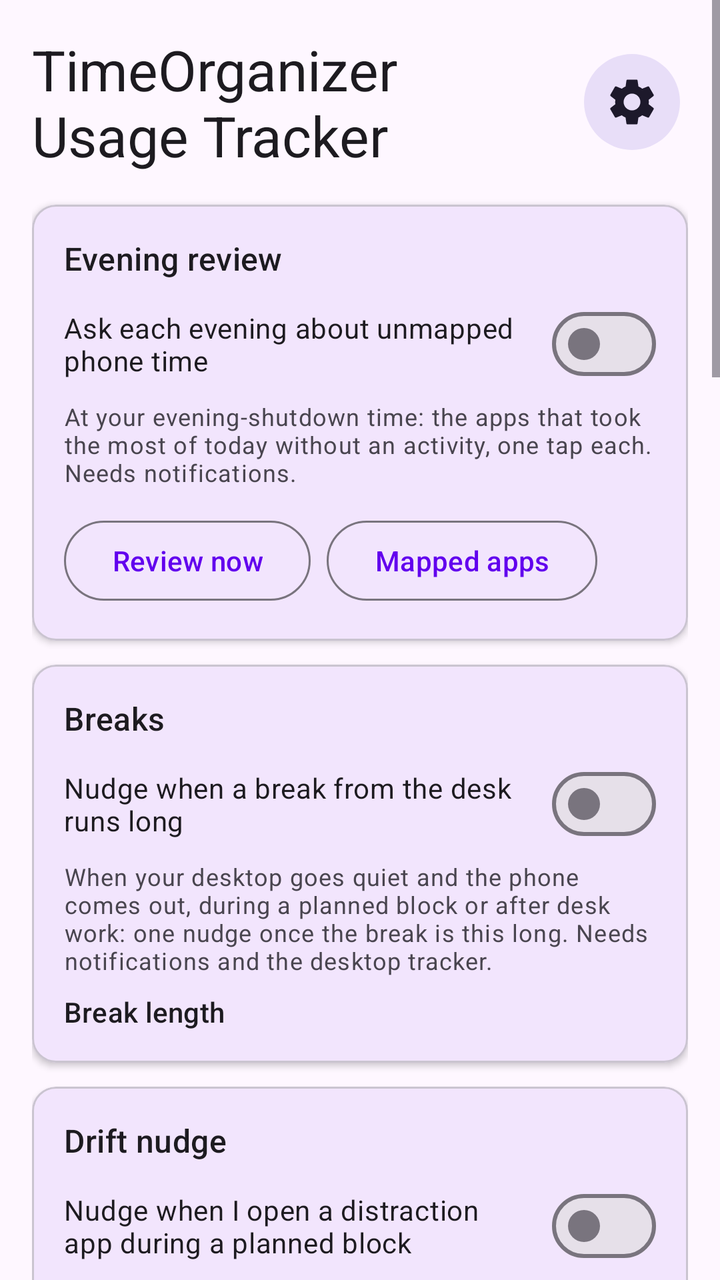
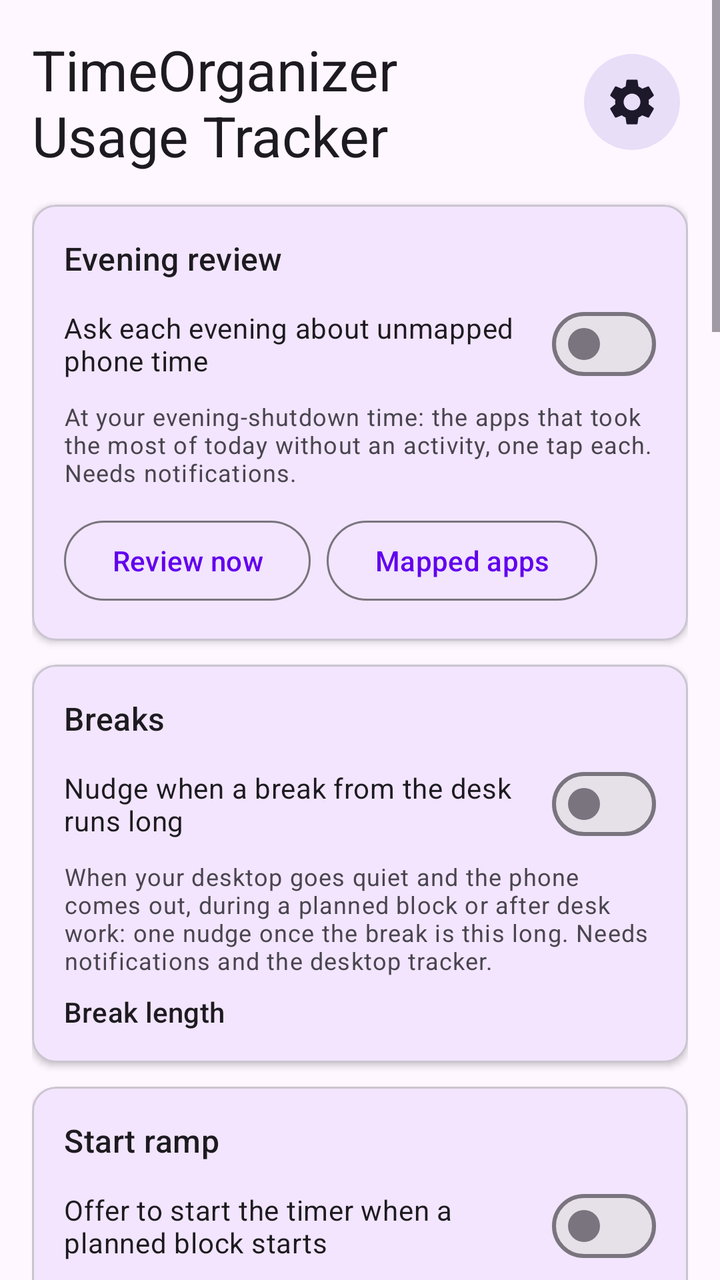

The first picture is an Android layout as it rendered before a commit; the second is the same layout after the commit. The layout source and the unified diff follow.
<!-- AndroidManifest.xml: application theme Theme.TimeOrganizerUsageTracker -->
<!-- res/layout/activity_main.xml -->
<?xml version="1.0" encoding="utf-8"?>
<LinearLayout xmlns:android="http://schemas.android.com/apk/res/android"
    xmlns:app="http://schemas.android.com/apk/res-auto"
    android:layout_width="match_parent"
    android:id="@+id/root"
    android:layout_height="match_parent"
    android:orientation="vertical">

    
    <com.google.android.material.card.MaterialCardView
        android:id="@+id/bannerUsageAccess"
        android:layout_width="match_parent"
        android:layout_height="wrap_content"
        android:layout_marginStart="16dp"
        android:layout_marginEnd="16dp"
        android:layout_marginTop="16dp"
        android:visibility="gone"
        app:cardBackgroundColor="?attr/colorErrorContainer"
        app:strokeColor="?attr/colorError"
        app:strokeWidth="1dp"
        app:cardElevation="0dp"
        app:cardCornerRadius="12dp">

        <LinearLayout
            android:layout_width="match_parent"
            android:layout_height="wrap_content"
            android:orientation="vertical"
            android:padding="16dp">

            <TextView
                android:layout_width="wrap_content"
                android:layout_height="wrap_content"
                android:text="@string/usage_access_banner_title"
                android:textAppearance="?attr/textAppearanceTitleMedium"
                android:textColor="?attr/colorOnErrorContainer"
                android:layout_marginBottom="4dp" />

            <TextView
                android:layout_width="wrap_content"
                android:layout_height="wrap_content"
                android:text="@string/usage_access_banner_text"
                android:textAppearance="?attr/textAppearanceBodyMedium"
                android:textColor="?attr/colorOnErrorContainer"
                android:layout_marginBottom="12dp" />

            <com.google.android.material.button.MaterialButton
                android:id="@+id/btnGrantPermission"
                android:layout_width="wrap_content"
                android:layout_height="wrap_content"
                android:text="@string/btn_grant_permission"
                android:backgroundTint="?attr/colorError"
                android:textColor="?attr/colorOnError" />

        </LinearLayout>
    </com.google.android.material.card.MaterialCardView>

    <ScrollView
        android:layout_width="match_parent"
        android:layout_height="0dp"
        android:layout_weight="1"
        android:clipToPadding="false"
        android:fillViewport="true">

    <LinearLayout
        android:layout_width="match_parent"
        android:layout_height="wrap_content"
        android:orientation="vertical"
        android:padding="16dp">

        
        <LinearLayout
            android:layout_width="match_parent"
            android:layout_height="wrap_content"
            android:orientation="horizontal"
            android:gravity="center_vertical"
            android:layout_marginBottom="16dp">

            <TextView
                android:layout_width="0dp"
                android:layout_height="wrap_content"
                android:layout_weight="1"
                android:text="TimeOrganizer Usage Tracker"
                android:textAppearance="?attr/textAppearanceHeadlineMedium" />

            <com.google.android.material.button.MaterialButton
                android:id="@+id/btnSettings"
                style="@style/Widget.Material3.Button.IconButton.Filled.Tonal"
                android:layout_width="wrap_content"
                android:layout_height="wrap_content"
                android:layout_marginStart="8dp"
                android:contentDescription="@string/settings_title"
                app:icon="@drawable/ic_settings"
                app:iconSize="28dp" />

        </LinearLayout>

        
        <com.google.android.material.card.MaterialCardView
            android:id="@+id/bannerSetup"
            android:layout_width="match_parent"
            android:layout_height="wrap_content"
            android:layout_marginBottom="12dp"
            android:visibility="gone"
            android:clickable="true"
            android:focusable="true"
            app:cardBackgroundColor="@color/warning_container"
            app:strokeColor="@color/warning"
            app:strokeWidth="1dp"
            app:cardElevation="0dp"
            app:cardCornerRadius="12dp">

            <LinearLayout
                android:layout_width="match_parent"
                android:layout_height="wrap_content"
                android:orientation="vertical"
                android:padding="16dp">

                <TextView
                    android:layout_width="wrap_content"
                    android:layout_height="wrap_content"
                    android:text="@string/setup_banner_title"
                    android:textAppearance="?attr/textAppearanceTitleMedium"
                    android:textColor="@color/on_warning_container"
                    android:layout_marginBottom="4dp" />

                <TextView
                    android:id="@+id/tvSetupBanner"
                    android:layout_width="wrap_content"
                    android:layout_height="wrap_content"
                    android:textAppearance="?attr/textAppearanceBodyMedium"
                    android:textColor="@color/on_warning_container"
                    android:layout_marginBottom="12dp" />

                <com.google.android.material.button.MaterialButton
                    android:id="@+id/btnOpenSettings"
                    android:layout_width="wrap_content"
                    android:layout_height="wrap_content"
                    android:text="@string/btn_open_settings"
                    android:textColor="@color/on_warning_container"
                    app:strokeColor="@color/warning"
                    style="@style/Widget.Material3.Button.OutlinedButton" />

            </LinearLayout>
        </com.google.android.material.card.MaterialCardView>

        
        <com.google.android.material.card.MaterialCardView
            android:layout_width="match_parent"
            android:layout_height="wrap_content"
            android:layout_marginBottom="12dp"
            app:cardElevation="2dp"
            app:cardCornerRadius="12dp">

            <LinearLayout
                android:layout_width="match_parent"
                android:layout_height="wrap_content"
                android:orientation="vertical"
                android:padding="16dp">

                <TextView
                    android:layout_width="wrap_content"
                    android:layout_height="wrap_content"
                    android:text="@string/review_card_title"
                    android:textAppearance="?attr/textAppearanceTitleMedium"
                    android:layout_marginBottom="8dp" />

                <com.google.android.material.materialswitch.MaterialSwitch
                    android:id="@+id/swEveningReview"
                    android:layout_width="match_parent"
                    android:layout_height="wrap_content"
                    android:text="@string/review_card_switch" />

                <TextView
                    android:layout_width="wrap_content"
                    android:layout_height="wrap_content"
                    android:text="@string/review_card_hint"
                    android:textAppearance="?attr/textAppearanceBodySmall"
                    android:layout_marginTop="4dp"
                    android:layout_marginBottom="12dp" />

                <LinearLayout
                    android:layout_width="match_parent"
                    android:layout_height="wrap_content"
                    android:orientation="horizontal">

                    <com.google.android.material.button.MaterialButton
                        android:id="@+id/btnReviewNow"
                        android:layout_width="wrap_content"
                        android:layout_height="wrap_content"
                        android:layout_marginEnd="8dp"
                        android:text="@string/btn_review_now"
                        style="@style/Widget.Material3.Button.OutlinedButton" />

                    <com.google.android.material.button.MaterialButton
                        android:id="@+id/btnMappedApps"
                        android:layout_width="wrap_content"
                        android:layout_height="wrap_content"
                        android:text="@string/btn_mapped_apps"
                        style="@style/Widget.Material3.Button.OutlinedButton" />
                </LinearLayout>

            </LinearLayout>
        </com.google.android.material.card.MaterialCardView>

        
        <com.google.android.material.card.MaterialCardView
            android:layout_width="match_parent"
            android:layout_height="wrap_content"
            android:layout_marginBottom="12dp"
            app:cardElevation="2dp"
            app:cardCornerRadius="12dp">

            <LinearLayout
                android:layout_width="match_parent"
                android:layout_height="wrap_content"
                android:orientation="vertical"
                android:padding="16dp">

                <TextView
                    android:layout_width="wrap_content"
                    android:layout_height="wrap_content"
                    android:text="@string/break_card_title"
                    android:textAppearance="?attr/textAppearanceTitleMedium"
                    android:layout_marginBottom="8dp" />

                <com.google.android.material.materialswitch.MaterialSwitch
                    android:id="@+id/swBreakNudge"
                    android:layout_width="match_parent"
                    android:layout_height="wrap_content"
                    android:text="@string/break_card_switch" />

                <TextView
                    android:layout_width="wrap_content"
                    android:layout_height="wrap_content"
                    android:text="@string/break_card_hint"
                    android:textAppearance="?attr/textAppearanceBodySmall"
                    android:layout_marginTop="4dp"
                    android:layout_marginBottom="8dp" />

                <TextView
                    android:layout_width="wrap_content"
                    android:layout_height="wrap_content"
                    android:text="@string/break_card_length"
                    android:textAppearance="?attr/textAppearanceLabelLarge" />

                <com.google.android.material.chip.ChipGroup
                    android:id="@+id/chipsBreakLength"
                    android:layout_width="match_parent"
                    android:layout_height="wrap_content"
                    app:singleSelection="true"
                    app:selectionRequired="true" />

            </LinearLayout>
        </com.google.android.material.card.MaterialCardView>

        
        <com.google.android.material.card.MaterialCardView
            android:layout_width="match_parent"
            android:layout_height="wrap_content"
            android:layout_marginBottom="12dp"
            app:cardElevation="2dp"
            app:cardCornerRadius="12dp">

            <LinearLayout
                android:layout_width="match_parent"
                android:layout_height="wrap_content"
                android:orientation="vertical"
                android:padding="16dp">

                <TextView
                    android:layout_width="wrap_content"
                    android:layout_height="wrap_content"
                    android:text="@string/drift_card_title"
                    android:textAppearance="?attr/textAppearanceTitleMedium"
                    android:layout_marginBottom="8dp" />

                <com.google.android.material.materialswitch.MaterialSwitch
                    android:id="@+id/swDriftNudge"
                    android:layout_width="match_parent"
                    android:layout_height="wrap_content"
                    android:text="@string/drift_card_switch" />

                <TextView
                    android:layout_width="wrap_content"
                    android:layout_height="wrap_content"
                    android:text="@string/drift_card_hint"
                    android:textAppearance="?attr/textAppearanceBodySmall"
                    android:layout_marginTop="4dp" />

            </LinearLayout>
        </com.google.android.material.card.MaterialCardView>

        
        <com.google.android.material.card.MaterialCardView
            android:layout_width="match_parent"
            android:layout_height="wrap_content"
            android:layout_marginBottom="12dp"
            app:cardElevation="2dp"
            app:cardCornerRadius="12dp">

            <LinearLayout
                android:layout_width="match_parent"
                android:layout_height="wrap_content"
                android:orientation="vertical"
                android:padding="16dp">

                <TextView
                    android:layout_width="wrap_content"
                    android:layout_height="wrap_content"
                    android:text="@string/chime_title"
                    android:textAppearance="?attr/textAppearanceTitleMedium"
                    android:layout_marginBottom="8dp" />

                <com.google.android.material.materialswitch.MaterialSwitch
                    android:id="@+id/swTimeChime"
                    android:layout_width="match_parent"
                    android:layout_height="wrap_content"
                    android:text="@string/chime_card_switch" />

                <TextView
                    android:layout_width="wrap_content"
                    android:layout_height="wrap_content"
                    android:text="@string/chime_card_hint"
                    android:textAppearance="?attr/textAppearanceBodySmall"
                    android:layout_marginTop="4dp"
                    android:layout_marginBottom="8dp" />

                <TextView
                    android:layout_width="wrap_content"
                    android:layout_height="wrap_content"
                    android:text="@string/chime_card_interval"
                    android:textAppearance="?attr/textAppearanceLabelLarge" />

                <com.google.android.material.chip.ChipGroup
                    android:id="@+id/chipsChimeInterval"
                    android:layout_width="match_parent"
                    android:layout_height="wrap_content"
                    app:singleSelection="true"
                    app:selectionRequired="true" />

                <TextView
                    android:id="@+id/tvChimeApps"
                    android:layout_width="wrap_content"
                    android:layout_height="wrap_content"
                    android:textAppearance="?attr/textAppearanceBodyMedium"
                    android:layout_marginTop="8dp"
                    android:layout_marginBottom="8dp" />

                <LinearLayout
                    android:layout_width="match_parent"
                    android:layout_height="wrap_content"
                    android:orientation="horizontal">

                    <com.google.android.material.button.MaterialButton
                        android:id="@+id/btnChimeApps"
                        android:layout_width="wrap_content"
                        android:layout_height="wrap_content"
                        android:layout_marginEnd="8dp"
                        android:text="@string/btn_chime_apps"
                        style="@style/Widget.Material3.Button.OutlinedButton" />

                    <com.google.android.material.button.MaterialButton
                        android:id="@+id/btnChimeVibration"
                        android:layout_width="wrap_content"
                        android:layout_height="wrap_content"
                        android:text="@string/btn_chime_vibration"
                        style="@style/Widget.Material3.Button.TextButton" />
                </LinearLayout>

                <com.google.android.material.button.MaterialButton
                    android:id="@+id/btnChimeHideWatch"
                    android:layout_width="wrap_content"
                    android:layout_height="wrap_content"
                    android:text="@string/btn_hide_watch"
                    style="@style/Widget.Material3.Button.TextButton" />

            </LinearLayout>
        </com.google.android.material.card.MaterialCardView>

        
        <com.google.android.material.card.MaterialCardView
            android:layout_width="match_parent"
            android:layout_height="wrap_content"
            android:layout_marginBottom="12dp"
            app:cardElevation="2dp"
            app:cardCornerRadius="12dp">

            <LinearLayout
                android:layout_width="match_parent"
                android:layout_height="wrap_content"
                android:orientation="vertical"
                android:padding="16dp">

                <TextView
                    android:layout_width="wrap_content"
                    android:layout_height="wrap_content"
                    android:text="@string/loop_card_title"
                    android:textAppearance="?attr/textAppearanceTitleMedium"
                    android:layout_marginBottom="8dp" />

                <com.google.android.material.materialswitch.MaterialSwitch
                    android:id="@+id/swLoopCheck"
                    android:layout_width="match_parent"
                    android:layout_height="wrap_content"
                    android:text="@string/loop_card_switch" />

                <TextView
                    android:layout_width="wrap_content"
                    android:layout_height="wrap_content"
                    android:text="@string/loop_card_hint"
                    android:textAppearance="?attr/textAppearanceBodySmall"
                    android:layout_marginTop="4dp"
                    android:layout_marginBottom="8dp" />

                <TextView
                    android:layout_width="wrap_content"
                    android:layout_height="wrap_content"
                    android:text="@string/loop_card_away"
                    android:textAppearance="?attr/textAppearanceLabelLarge" />

                <com.google.android.material.chip.ChipGroup
                    android:id="@+id/chipsLoopAway"
                    android:layout_width="match_parent"
                    android:layout_height="wrap_content"
                    app:singleSelection="true"
                    app:selectionRequired="true" />

                <TextView
                    android:id="@+id/tvLoopToday"
                    android:layout_width="wrap_content"
                    android:layout_height="wrap_content"
                    android:textAppearance="?attr/textAppearanceBodyMedium"
                    android:layout_marginTop="8dp"
                    android:layout_marginBottom="8dp" />

                <com.google.android.material.button.MaterialButton
                    android:id="@+id/btnLoopApps"
                    android:layout_width="wrap_content"
                    android:layout_height="wrap_content"
                    android:text="@string/btn_loop_apps"
                    style="@style/Widget.Material3.Button.OutlinedButton" />

                <com.google.android.material.button.MaterialButton
                    android:id="@+id/btnLoopHideWatch"
                    android:layout_width="wrap_content"
                    android:layout_height="wrap_content"
                    android:text="@string/btn_hide_watch"
                    style="@style/Widget.Material3.Button.TextButton" />

            </LinearLayout>
        </com.google.android.material.card.MaterialCardView>

        
        <com.google.android.material.card.MaterialCardView
            android:layout_width="match_parent"
            android:layout_height="wrap_content"
            android:layout_marginBottom="12dp"
            app:cardElevation="2dp"
            app:cardCornerRadius="12dp">

            <LinearLayout
                android:layout_width="match_parent"
                android:layout_height="wrap_content"
                android:orientation="vertical"
                android:padding="16dp">

                <TextView
                    android:layout_width="wrap_content"
                    android:layout_height="wrap_content"
                    android:text="@string/ignored_title"
                    android:textAppearance="?attr/textAppearanceTitleMedium"
                    android:layout_marginBottom="8dp" />

                <TextView
                    android:id="@+id/tvIgnoredCount"
                    android:layout_width="wrap_content"
                    android:layout_height="wrap_content"
                    android:textAppearance="?attr/textAppearanceBodyMedium" />

                <TextView
                    android:layout_width="wrap_content"
                    android:layout_height="wrap_content"
                    android:text="@string/ignored_card_hint"
                    android:textAppearance="?attr/textAppearanceBodySmall"
                    android:layout_marginTop="4dp"
                    android:layout_marginBottom="12dp" />

                <com.google.android.material.button.MaterialButton
                    android:id="@+id/btnIgnoredApps"
                    android:layout_width="wrap_content"
                    android:layout_height="wrap_content"
                    android:text="@string/btn_ignored_apps"
                    style="@style/Widget.Material3.Button.OutlinedButton" />

            </LinearLayout>
        </com.google.android.material.card.MaterialCardView>

        
        <com.google.android.material.card.MaterialCardView
            android:layout_width="match_parent"
            android:layout_height="wrap_content"
            android:layout_marginBottom="12dp"
            app:cardElevation="2dp"
            app:cardCornerRadius="12dp">

            <LinearLayout
                android:layout_width="match_parent"
                android:layout_height="wrap_content"
                android:orientation="vertical"
                android:padding="16dp">

                <TextView
                    android:layout_width="wrap_content"
                    android:layout_height="wrap_content"
                    android:text="Sync Status"
                    android:textAppearance="?attr/textAppearanceTitleMedium"
                    android:layout_marginBottom="8dp" />

                <TextView
                    android:id="@+id/tvLastSync"
                    android:layout_width="wrap_content"
                    android:layout_height="wrap_content"
                    android:textAppearance="?attr/textAppearanceBodyMedium" />

                <TextView
                    android:id="@+id/tvSyncResult"
                    android:layout_width="wrap_content"
                    android:layout_height="wrap_content"
                    android:textAppearance="?attr/textAppearanceBodyMedium"
                    android:layout_marginTop="4dp" />

                <com.google.android.material.button.MaterialButton
                    android:id="@+id/btnRefreshStatus"
                    android:layout_width="wrap_content"
                    android:layout_height="wrap_content"
                    android:layout_marginTop="12dp"
                    android:text="@string/btn_refresh_status"
                    style="@style/Widget.Material3.Button.OutlinedButton" />

            </LinearLayout>
        </com.google.android.material.card.MaterialCardView>

        
        <com.google.android.material.card.MaterialCardView
            android:layout_width="match_parent"
            android:layout_height="wrap_content"
            android:layout_marginBottom="12dp"
            app:cardElevation="2dp"
            app:cardCornerRadius="12dp">

            <LinearLayout
                android:layout_width="match_parent"
                android:layout_height="wrap_content"
                android:orientation="vertical"
                android:padding="16dp">

                <TextView
                    android:layout_width="wrap_content"
                    android:layout_height="wrap_content"
                    android:text="Backend Connection"
                    android:textAppearance="?attr/textAppearanceTitleMedium"
                    android:layout_marginBottom="8dp" />

                <TextView
                    android:id="@+id/tvBackendStatus"
                    android:layout_width="wrap_content"
                    android:layout_height="wrap_content"
                    android:textAppearance="?attr/textAppearanceBodyMedium" />

                <TextView
                    android:id="@+id/tvApiUrl"
                    android:layout_width="wrap_content"
                    android:layout_height="wrap_content"
                    android:textAppearance="?attr/textAppearanceBodySmall"
                    android:layout_marginTop="4dp" />

            </LinearLayout>
        </com.google.android.material.card.MaterialCardView>

        
        <com.google.android.material.button.MaterialButton
            android:id="@+id/btnSyncNow"
            android:layout_width="match_parent"
            android:layout_height="wrap_content"
            android:text="@string/btn_sync_now"
            android:layout_marginTop="8dp" />

        
        <com.google.android.material.button.MaterialButton
            android:id="@+id/btnLogout"
            android:layout_width="match_parent"
            android:layout_height="wrap_content"
            android:text="@string/btn_logout"
            android:layout_marginTop="24dp"
            style="@style/Widget.Material3.Button.TextButton" />

    </LinearLayout>
    </ScrollView>
</LinearLayout>
<!-- resources referenced by this layout -->
<resources>
  <color name="on_warning_container">#FF3D2E00</color>
  <color name="warning">#FFB98900</color>
  <color name="warning_container">#FFFFF0C2</color>
  <string name="break_card_hint">When your desktop goes quiet and the phone comes out, during a planned block or after desk work: one nudge once the break is this long. Needs notifications and the desktop tracker.</string>
  <string name="break_card_length">Break length</string>
  <string name="break_card_switch">Nudge when a break from the desk runs long</string>
  <string name="break_card_title">Breaks</string>
  <string name="btn_chime_apps">Choose apps</string>
  <string name="btn_chime_vibration">Vibration</string>
  <string name="btn_grant_permission">Grant Usage Access</string>
  <string name="btn_hide_watch">Hide \"Focus watch on\"</string>
  <string name="btn_ignored_apps">Manage ignored apps</string>
  <string name="btn_logout">Sign Out</string>
  <string name="btn_loop_apps">Apps that don\'t count</string>
  <string name="btn_mapped_apps">Mapped apps</string>
  <string name="btn_open_settings">Open settings</string>
  <string name="btn_refresh_status">Refresh</string>
  <string name="btn_review_now">Review now</string>
  <string name="btn_sync_now">Sync Now</string>
  <string name="chime_card_hint">A short buzz and \"15 m on Reddit\" at each interval you stay in the chosen apps — they count together. Leaving for 3 minutes starts over. Quiet during calls and Do Not Disturb. Needs notifications, and the battery exemption to notice the app in front.</string>
  <string name="chime_card_interval">Every</string>
  <string name="chime_card_switch">Chime while I stay in chosen apps</string>
  <string name="chime_title">Time chime</string>
  <string name="drift_card_switch">Nudge when I open a distraction app during a planned block</string>
  <string name="drift_card_title">Drift nudge</string>
  <string name="ignored_card_hint">An ignored app isn\'t recorded on this phone, and the time already stored for it is deleted.</string>
  <string name="ignored_title">Ignored apps</string>
  <string name="loop_card_away">Put away for</string>
  <string name="loop_card_switch">Check in when I keep picking the phone up</string>
  <string name="loop_card_title">Loop check</string>
  <string name="review_card_hint">At your evening-shutdown time: the apps that took the most of today without an activity, one tap each. Needs notifications.</string>
  <string name="review_card_switch">Ask each evening about unmapped phone time</string>
  <string name="review_card_title">Evening review</string>
  <string name="settings_title">Settings</string>
  <string name="setup_banner_title">Setup isn\'t finished</string>
  <string name="usage_access_banner_text">Your app use isn\'t being read. Android keeps it for about a week, and it\'s picked up once access is back — anything older is gone.</string>
  <string name="usage_access_banner_title">Usage access is off</string>
  <color name="purple_500">#FF6200EE</color>
  <color name="white">#FFFFFFFF</color>
  <color name="teal_200">#FF03DAC5</color>
  <color name="black">#FF000000</color>
  <!-- unchanged entries left out for length: 4 -->
</resources>

<!-- the commit's change to res/layout/activity_main.xml (unified diff, before → after) -->
@@ -270,6 +270,57 @@
                 <TextView
                     android:layout_width="wrap_content"
                     android:layout_height="wrap_content"
+                    android:text="@string/ramp_card_title"
+                    android:textAppearance="?attr/textAppearanceTitleMedium"
+                    android:layout_marginBottom="8dp" />
+
+                <com.google.android.material.materialswitch.MaterialSwitch
+                    android:id="@+id/swStartRamp"
+                    android:layout_width="match_parent"
+                    android:layout_height="wrap_content"
+                    android:text="@string/ramp_card_switch" />
+
+                <TextView
+                    android:layout_width="wrap_content"
+                    android:layout_height="wrap_content"
+                    android:text="@string/ramp_card_hint"
+                    android:textAppearance="?attr/textAppearanceBodySmall"
+                    android:layout_marginTop="4dp"
+                    android:layout_marginBottom="8dp" />
+
+                <TextView
+                    android:layout_width="wrap_content"
+                    android:layout_height="wrap_content"
+                    android:text="@string/ramp_card_blocks"
+                    android:textAppearance="?attr/textAppearanceLabelLarge" />
+
+                <com.google.android.material.chip.ChipGroup
+                    android:id="@+id/chipsRampBlocks"
+                    android:layout_width="match_parent"
+                    android:layout_height="wrap_content"
+                    app:singleSelection="true"
+                    app:selectionRequired="true" />
+
+            </LinearLayout>
+        </com.google.android.material.card.MaterialCardView>
+
+        
+        <com.google.android.material.card.MaterialCardView
+            android:layout_width="match_parent"
+            android:layout_height="wrap_content"
+            android:layout_marginBottom="12dp"
+            app:cardElevation="2dp"
+            app:cardCornerRadius="12dp">
+
+            <LinearLayout
+                android:layout_width="match_parent"
+                android:layout_height="wrap_content"
+                android:orientation="vertical"
+                android:padding="16dp">
+
+                <TextView
+                    android:layout_width="wrap_content"
+                    android:layout_height="wrap_content"
                     android:text="@string/drift_card_title"
                     android:textAppearance="?attr/textAppearanceTitleMedium"
                     android:layout_marginBottom="8dp" />
<!-- resource entries referenced after the edit -->
@@ -30,6 +30,10 @@
   <string name="loop_card_away">Put away for</string>
   <string name="loop_card_switch">Check in when I keep picking the phone up</string>
   <string name="loop_card_title">Loop check</string>
+  <string name="ramp_card_blocks">Which blocks</string>
+  <string name="ramp_card_hint">One notification per block at its start (or at your next pickup, while 10 minutes are left). Start now starts the block and opens its timer in the web app, In 2 min asks once more, Not this one also keeps the drift nudge quiet in that block. Skipped when the block is already started or you are at your desk (the desktop tracker asks there). Waits while a timer runs, during calls, Do Not Disturb, car mode, quiet hours, a Phone away timer, and for 10 minutes after another nudge. Needs notifications.</string>
+  <string name="ramp_card_switch">Offer to start the timer when a planned block starts</string>
+  <string name="ramp_card_title">Start ramp</string>
   <string name="review_card_hint">At your evening-shutdown time: the apps that took the most of today without an activity, one tap each. Needs notifications.</string>
   <string name="review_card_switch">Ask each evening about unmapped phone time</string>
   <string name="review_card_title">Evening review</string>
